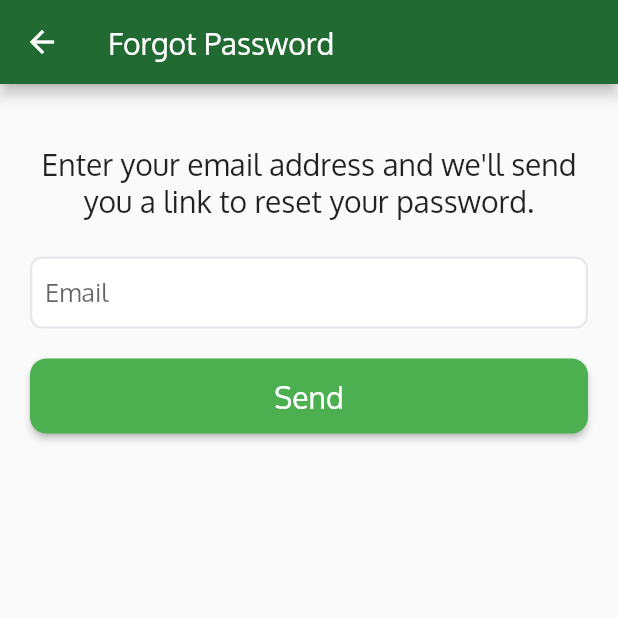
After one commit to dextralquisola/project_lift, a Flutter app: the ForgotPasswordScreen screen opened directly, after a tap on "Send", on a phone screen of 412 x 824 dp, the top half of it. The commit adds this screen. Run offline on Flutter 3.47's test engine with Material 2 defaults, Android fonts, the phone set to English and light mode, and no system bars; our stand-ins replace badges, cached_network_image, device_info_plus, firebase_core, firebase_messaging, firebase_storage and 6 more; accounts and stored records are empty; network calls fail.

Commit message:
added forgot password screen

```diff
--- /dev/null
+++ b/lib/features/auth/screens/forgot_password_screen.dart
@@ -0,0 +1,90 @@
+import 'package:flutter/material.dart';
+
+import '../../../widgets/app_button.dart';
+import '../../../widgets/app_formfield.dart';
+import '../service/auth_service.dart';
+
+extension ExtString on String {
+  bool get isValidEmail {
+    final emailRegExp = RegExp(r"^[A-Za-z0-9._%+-]+@cvsu\.edu\.ph$");
+    return emailRegExp.hasMatch(this);
+  }
+}
+
+class ForgotPasswordScreen extends StatefulWidget {
+  const ForgotPasswordScreen({super.key});
+
+  @override
+  State<ForgotPasswordScreen> createState() => _ForgotPasswordScreenState();
+}
+
+class _ForgotPasswordScreenState extends State<ForgotPasswordScreen> {
+  var emailController = TextEditingController();
+  final formKey = GlobalKey<FormState>();
+
+  final authService = AuthService();
+
+  var _isLoading = false;
+  @override
+  Widget build(BuildContext context) {
+    return Scaffold(
+      appBar: AppBar(
+        title: const Text("Forgot Password"),
+      ),
+      body: SingleChildScrollView(
+        child: Padding(
+          padding: const EdgeInsets.all(20),
+          child: Form(
+            key: formKey,
+            child: Column(
+              children: [
+                const SizedBox(height: 20),
+                Text(
+                  "Enter your email address and we'll send you a link to reset your password.",
+                  style: Theme.of(context).textTheme.headline6,
+                  textAlign: TextAlign.center,
+                ),
+                const SizedBox(height: 20),
+                CustomFormField(
+                  controller: emailController,
+                  hintText: "Email",
+                  validator: (val) {
+                    if (emailController.text.isNotEmpty) {
+                      if (!val!.isValidEmail) return 'Use CvSU email only';
+                    }
+                    return null;
+                  },
+                ),
+                const SizedBox(height: 20),
+                _isLoading
+                    ? const Center(
+                        child: CircularProgressIndicator(),
+                      )
+                    : AppButton(
+                        onPressed: () async {
+                          if (!formKey.currentState!.validate()) {
+                            return;
+                          }
+                          setState(() {
+                            _isLoading = true;
+                          });
+                          await authService.forgotPassword(
+                            email: emailController.text,
+                            context: context,
+                          );
+                          setState(() {
+                            _isLoading = false;
+                          });
+                        },
+                        text: 'Send',
+                        height: 50,
+                        wrapRow: true,
+                      ),
+              ],
+            ),
+          ),
+        ),
+      ),
+    );
+  }
+}
--- a/lib/features/auth/screens/login_screen.dart
+++ b/lib/features/auth/screens/login_screen.dart
@@ -9,6 +9,7 @@ import '../../../widgets/app_textfield.dart';
 
 import '../../../constants/styles.dart';
 import '../service/auth_service.dart';
+import './forgot_password_screen.dart';
 
 class LoginScreen extends StatefulWidget {
   const LoginScreen({super.key});
@@ -62,9 +63,18 @@ class _LoginScreenState extends State<LoginScreen> {
                   isPassword: true,
                 ),
                 const SizedBox(height: 5),
-                AppText(
-                  text: "Forgot Password?",
-                  alignment: Alignment.centerRight,
+                GestureDetector(
+                  onTap: () {
+                    Navigator.of(context).push(
+                      MaterialPageRoute(
+                        builder: (context) => const ForgotPasswordScreen(),
+                      ),
+                    );
+                  },
+                  child: AppText(
+                    text: "Forgot Password?",
+                    alignment: Alignment.centerRight,
+                  ),
                 ),
                 const SizedBox(height: 20),
                 _isLoading
--- a/lib/features/auth/screens/sign_up_screen.dart
+++ b/lib/features/auth/screens/sign_up_screen.dart
@@ -23,11 +23,6 @@ extension ExtString on String {
     final passwordRegExp = RegExp(
         r'^(?!.*?password|.*?PASSWORD|.*?Password)(?=.*?[A-Z])(?=.*?[a-z])(?=.*?[0-9])(?=.*?[!@#\$&*~]).{8,}$');
     return passwordRegExp.hasMatch(this);
-  }
-
-  bool get isValidPhoneNumber {
-    final phoneRegExp = RegExp(r"^\+?0[0-9]{10}$");
-    return phoneRegExp.hasMatch(this);
   }
 }
 
--- a/lib/features/auth/service/auth_service.dart
+++ b/lib/features/auth/service/auth_service.dart
@@ -224,6 +224,34 @@ class AuthService {
     }
   }
 
+  Future<void> forgotPassword({
+    required String email,
+    required BuildContext context,
+  }) async {
+    try {
+      var res = await service.requestApi(
+        path: '/api/forgot-password',
+        body: {
+          "email": email,
+        },
+      );
+
+      if (!context.mounted) return;
+
+      if (res.statusCode == 200) {
+        showSnackBar(context, "Please check your email");
+      } else {
+        showSnackBar(
+          context,
+          json.decode(res.body)['error'] ??
+              "Something went wrong, please try again later.",
+        );
+      }
+    } catch (e) {
+      print(e);
+    }
+  }
+
   Future<bool> logout(BuildContext context) async {
     try {
       final userProvider = Provider.of<UserProvider>(context, listen: false);
```
